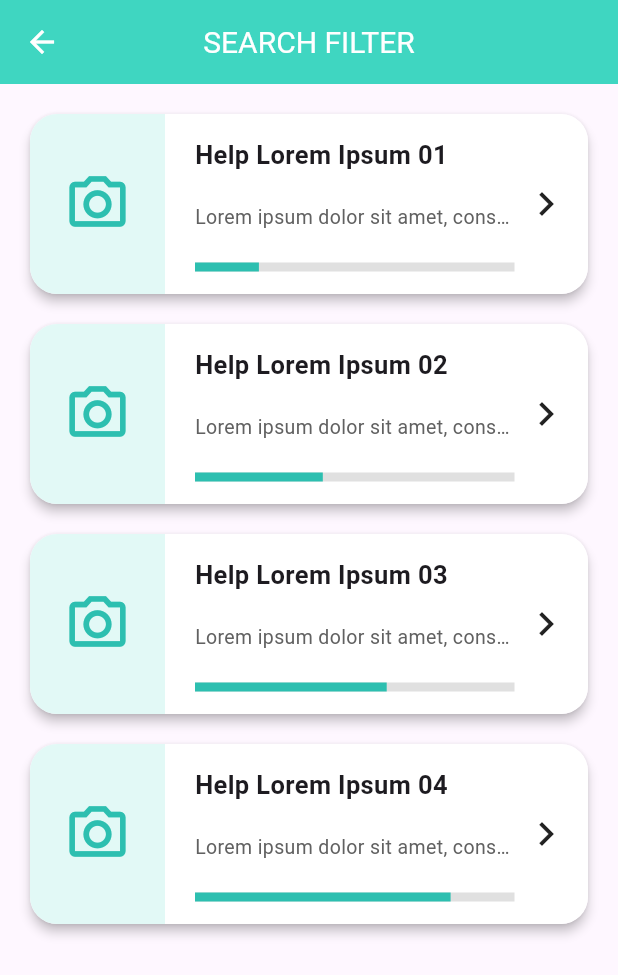
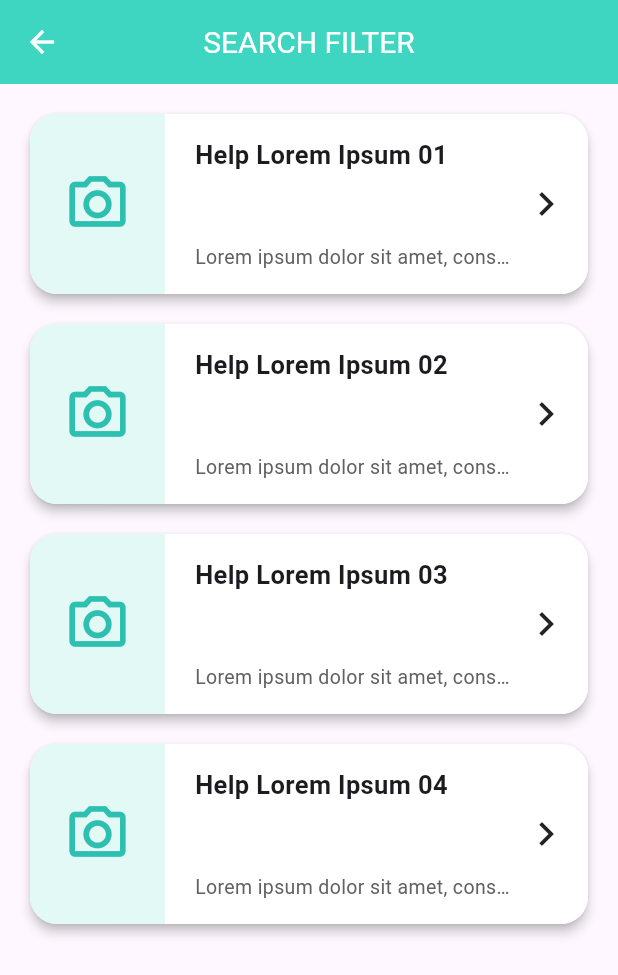
Before and after one commit to naufalaziz18/APK-donate, a Flutter app: the ListPage screen opened by its route, on a phone screen of 412 x 824 dp. Shown: the top 975 px of the screen. Run offline on Flutter 3.47's test engine with Material 3 defaults, Android fonts, the phone set to English and light mode, and no system bars.

Commit message:
update terbaru

```diff
--- a/lib/pages/list_page.dart
+++ b/lib/pages/list_page.dart
@@ -1,5 +1,6 @@
 import 'package:flutter/material.dart';
 import 'login_page.dart';
+import 'donate_page.dart'; // <-- tambahkan import halaman donate
 
 class ListPage extends StatelessWidget {
   const ListPage({super.key});
@@ -35,18 +36,31 @@ class ListPage extends StatelessWidget {
 
           return Container(
             margin: const EdgeInsets.only(bottom: 20),
+
+            child: InkWell(
+              borderRadius: BorderRadius.circular(18),
+              onTap: () {
+                Navigator.push(
+                  context,
+                  MaterialPageRoute(
+                    builder: (_) => const DonatePage(), // <-- pindah ke donate
+                  ),
+                );
+              },
+
               child: Material(
                 elevation: 3,
                 borderRadius: BorderRadius.circular(18),
+
                 child: Container(
-                height: 120, // lebih besar & proporsional
+                  height: 120,
                   decoration: BoxDecoration(
                     color: Colors.white,
                     borderRadius: BorderRadius.circular(18),
                   ),
                   child: Row(
                     children: [
-                    /// ICON BESAR
+                      /// ICON
                       Container(
                         width: 90,
                         height: double.infinity,
@@ -67,7 +81,7 @@ class ListPage extends StatelessWidget {
 
                       const SizedBox(width: 15),
 
-                    /// TITLE + SUBTITLE + PROGRESS
+                      /// TEXT
                       Expanded(
                         child: Padding(
                           padding: const EdgeInsets.symmetric(
@@ -94,12 +108,6 @@ class ListPage extends StatelessWidget {
                                   fontSize: 13,
                                 ),
                               ),
-                            LinearProgressIndicator(
-                              value: item["progress"] as double,
-                              backgroundColor: Colors.grey[300],
-                              color: tealBottom,
-                              minHeight: 6, // lebih tebal
-                            ),
                             ],
                           ),
                         ),
@@ -114,6 +122,7 @@ class ListPage extends StatelessWidget {
                   ),
                 ),
               ),
+            ),
           );
         },
       ),
```
Lines whose indentation alone changed are shown as unchanged.
